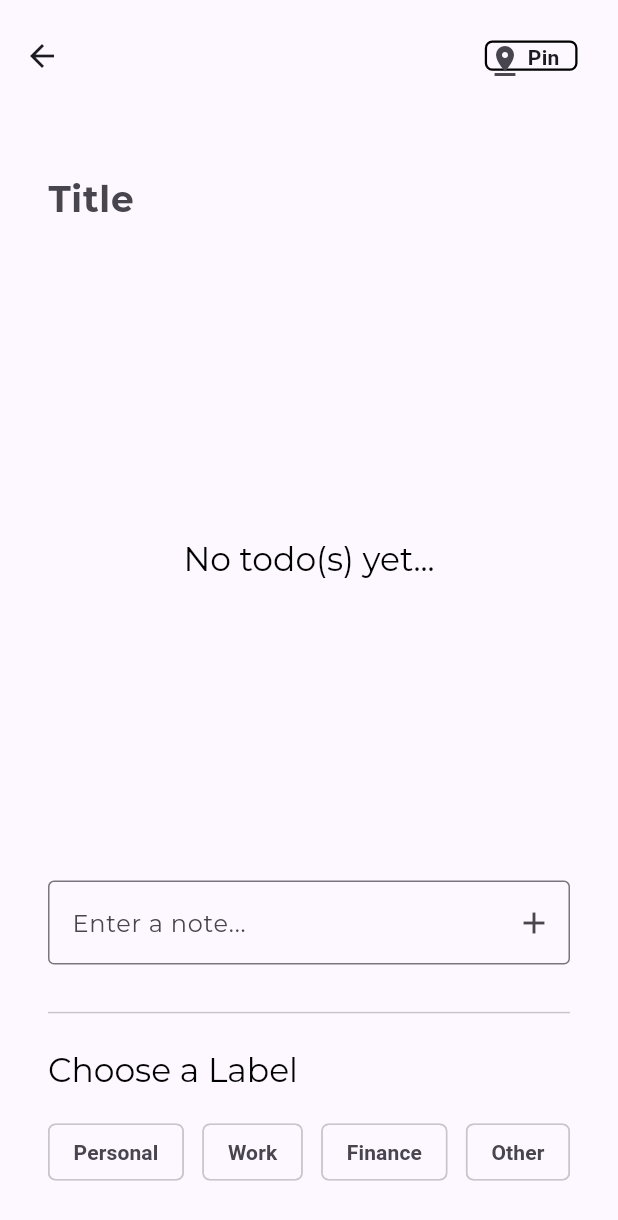
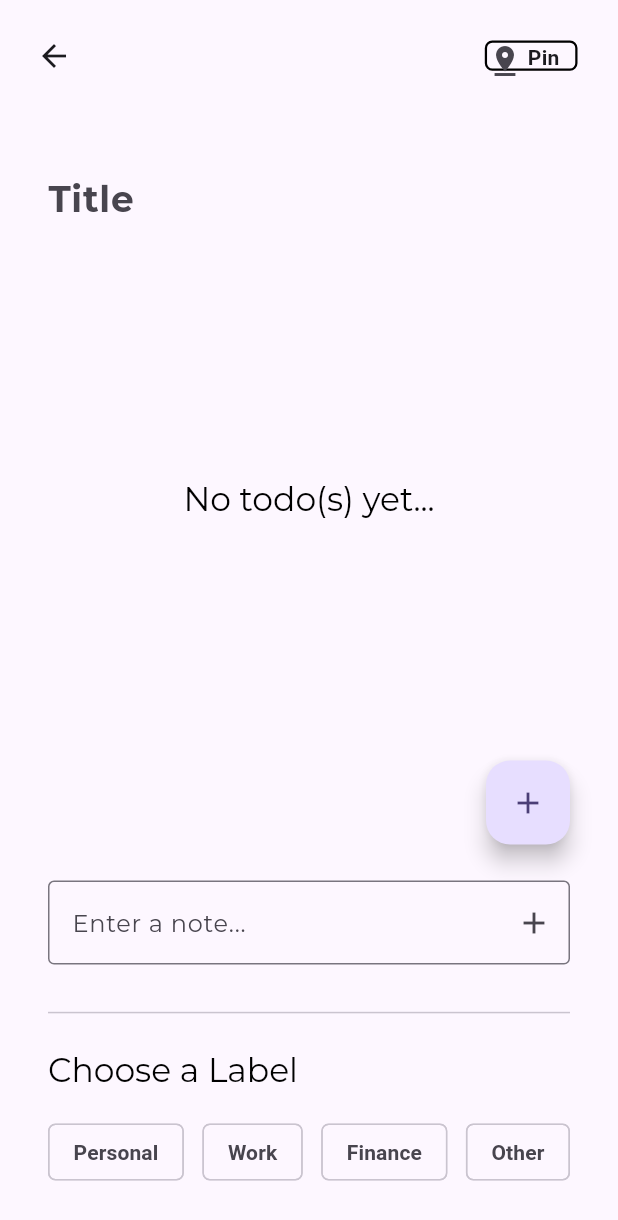
Before and after one commit to SaudMaashi/To-Do-List-App, a Flutter app: the HomeScreen screen opened by its route, after a tap on "New List", on a phone screen of 412 x 824 dp. Shown: the top 1220 px of the screen. Run offline on Flutter 3.47's test engine with Material 3 defaults, Android fonts, the phone set to English and light mode, and no system bars; our stand-ins replace custom_sliding_segmented_control, google_fonts, shared_preferences; accounts and stored records are empty.

Commit message:
Completing the UI

```diff
--- a/lib/models/list.dart
+++ /dev/null
@@ -1,9 +0,0 @@
-import 'package:to_do_list_app/models/todo.dart';
-
-class List {
-  ToDo note;
-
-  List({
-    required this.note,
-  });
-}
--- a/lib/screens/add_list_screen.dart
+++ b/lib/screens/add_list_screen.dart
@@ -1,5 +1,7 @@
-import 'package:flutter/material.dart';
-import 'package:to_do_list_app/models/todo.dart';
+import "dart:io";
+import "package:flutter/material.dart";
+import "package:shared_preferences/shared_preferences.dart";
+import "package:to_do_list_app/models/todo.dart";
 
 class AddListScreen extends StatefulWidget {
   const AddListScreen({super.key});
@@ -10,19 +12,10 @@ class AddListScreen extends StatefulWidget {
 
 class _AddListScreenState extends State<AddListScreen> {
   var _isPinned = false;
-  final _labels = [
-    "Personal",
-    "Work",
-    "Finance",
-    "Other",
-  ];
-
+  final _labels = ["Personal", "Work", "Finance", "Other"];
   final TextEditingController _textEditingController = TextEditingController();
-
-  final List<ToDo> _tasksList = [];
-
+  final List<ToDo> _tasks = [];
   var _selectedLabel = "";
-
   var _textValue = "";
 
   @override
@@ -30,6 +23,17 @@ class _AddListScreenState extends State<AddListScreen> {
     final screenSize = MediaQuery.of(context).size;
     return Scaffold(
       appBar: AppBar(
+        leading: Padding(
+          padding: const EdgeInsets.only(left: 16),
+          child: IconButton(
+            icon: Platform.isIOS
+                ? const Icon(Icons.arrow_back_ios)
+                : const Icon(Icons.arrow_back),
+            onPressed: () {
+              Navigator.pop(context);
+            },
+          ),
+        ),
         toolbarHeight: screenSize.height * 0.09,
         elevation: 0,
         backgroundColor: Colors.transparent,
@@ -89,7 +93,7 @@ class _AddListScreenState extends State<AddListScreen> {
                       fontWeight: FontWeight.bold,
                     ),
                   ),
-                  _tasksList.isEmpty
+                  _tasks.isEmpty
                       ? Expanded(
                           child: Center(
                             child: Text(
@@ -100,9 +104,9 @@ class _AddListScreenState extends State<AddListScreen> {
                         )
                       : Expanded(
                           child: ListView.builder(
-                            itemCount: _tasksList.length,
+                            itemCount: _tasks.length,
                             itemBuilder: (context, index) {
-                              final task = _tasksList[index];
+                              final task = _tasks[index];
                               return ListTile(
                                 leading: Checkbox.adaptive(
                                   value: task.isDone,
@@ -118,7 +122,6 @@ class _AddListScreenState extends State<AddListScreen> {
                                   initialValue: task.text,
                                   onChanged: (value) {
                                     task.text = value;
-                                    _textValue = value;
                                   },
                                   style: TextStyle(
                                     decoration: task.isDone
@@ -136,7 +139,7 @@ class _AddListScreenState extends State<AddListScreen> {
                                     IconButton(
                                       onPressed: () {
                                         setState(() {
-                                          _tasksList.removeAt(index);
+                                          _tasks.removeAt(index);
                                         });
                                       },
                                       icon: const Icon(Icons.close,
@@ -148,6 +151,21 @@ class _AddListScreenState extends State<AddListScreen> {
                             },
                           ),
                         ),
+                  Row(
+                    mainAxisAlignment: MainAxisAlignment.end,
+                    children: [
+                      FloatingActionButton(
+                        onPressed: () async {
+                          if (_tasks.isNotEmpty) {
+                            _tasks.clear();
+                            Navigator.pop(context);
+                          }
+                        },
+                        child: const Icon(Icons.add),
+                      ),
+                    ],
+                  ),
+                  const SizedBox(height: 24),
                   TextField(
                     controller: _textEditingController,
                     onChanged: (value) {
@@ -159,17 +177,13 @@ class _AddListScreenState extends State<AddListScreen> {
                       suffixIcon: IconButton(
                         onPressed: () {
                           if (_textValue.isNotEmpty) {
-                            if (_textValue.isNotEmpty) {
                             setState(() {
-                                if (_textValue.isNotEmpty) {
-                                  _tasksList.add(ToDo(
+                              _tasks.add(ToDo(
                                 text: _textValue,
                               ));
-                                }
                               _textEditingController.clear();
                               _textValue = "";
                             });
-                            }
                           }
                         },
                         icon: const Icon(Icons.add),
--- a/lib/screens/home_screen.dart
+++ b/lib/screens/home_screen.dart
@@ -11,6 +11,9 @@ class HomeScreen extends StatefulWidget {
 }
 
 class _HomeScreenState extends State<HomeScreen> {
+  final PageController _pageController = PageController();
+  int _currentPage = 0;
+
   @override
   Widget build(BuildContext context) {
     final screenSize = MediaQuery.of(context).size;
@@ -33,7 +36,7 @@ class _HomeScreenState extends State<HomeScreen> {
                 containerBorderWidth: 1,
               ),
               SizedBox(width: screenSize.width * 0.05),
-              Text("Dooit", style: Theme.of(context).textTheme.titleLarge),
+              Text("YouCan", style: Theme.of(context).textTheme.titleLarge),
             ],
           ),
         ),
@@ -47,13 +50,93 @@ class _HomeScreenState extends State<HomeScreen> {
           ),
         ],
       ),
-      body: Padding(
+      body: PageView(
+        physics: const NeverScrollableScrollPhysics(),
+        controller: _pageController,
+        children: [
+          HomeScreenPage(
+            body: Column(
+              children: [
+                Image.asset("assets/images/picture1.png"),
+                SizedBox(height: screenSize.height * 0.14),
+                Text(
+                  "Create your first to-do list...",
+                  style: Theme.of(context).textTheme.titleLarge,
+                ),
+                SizedBox(height: screenSize.height * 0.04),
+                AppButton(
+                  padding: const EdgeInsets.all(10),
+                  size: Size(screenSize.width * 0.34, screenSize.height * 0.05),
+                  borderRadius: 10,
+                  nextScreenName: "/add_note",
+                  text: "New List",
+                  textSize: 17.5,
+                ),
+              ],
+            ),
+            screenSize: screenSize,
+            currentPage: _currentPage,
+            onSegmentChanged: (index) {
+              setState(() {
+                _currentPage = index;
+              });
+              _pageController.jumpToPage(index);
+            },
+          ),
+          HomeScreenPage(
+            body: Expanded(
+              child: ListView.builder(
+                itemCount: 5,
+                itemBuilder: (context, index) {
+                  return const Card(
+                    child: Text(
+                      "Hello World",
+                      textAlign: TextAlign.center,
+                      style: TextStyle(color: Colors.black),
+                    ),
+                  );
+                },
+              ),
+            ),
+            screenSize: screenSize,
+            currentPage: _currentPage,
+            onSegmentChanged: (index) {
+              setState(() {
+                _currentPage = index;
+              });
+              _pageController.jumpToPage(index);
+            },
+          ),
+        ],
+      ),
+    );
+  }
+}
+
+class HomeScreenPage extends StatelessWidget {
+  const HomeScreenPage({
+    super.key,
+    required this.screenSize,
+    required this.currentPage,
+    required this.onSegmentChanged,
+    required this.body,
+  });
+
+  final Size screenSize;
+  final int currentPage;
+  final Function(int) onSegmentChanged;
+  final Widget body;
+
+  @override
+  Widget build(BuildContext context) {
+    return Padding(
       padding: const EdgeInsets.all(32),
       child: Center(
         child: Column(
           children: [
             CustomSlidingSegmentedControl(
-                initialValue: 1,
+              initialValue: currentPage == 0 ? 1 : 2,
+              fixedWidth: 125,
               children: const {
                 1: Text(
                   "All List",
@@ -69,35 +152,14 @@ class _HomeScreenState extends State<HomeScreen> {
                 borderRadius: BorderRadius.circular(6),
               ),
               duration: const Duration(milliseconds: 200),
-                curve: Curves.easeInToLinear,
-                onValueChanged: (value) {},
+              curve: Curves.linear,
+              onValueChanged: (value) {
+                onSegmentChanged(value == 1 ? 0 : 1);
+              },
             ),
             SizedBox(height: screenSize.height * 0.2),
-              Column(
-                children: [
-                  Image.asset("assets/images/picture1.png"),
-                  SizedBox(height: screenSize.height * 0.1),
-                  const Text(
-                    "Create your first to-do list...",
-                    style: TextStyle(
-                      fontSize: 20,
-                      fontWeight: FontWeight.bold,
-                    ),
-                  ),
-                  SizedBox(height: screenSize.height * 0.04),
-                  AppButton(
-                    padding: const EdgeInsets.all(10),
-                    size:
-                        Size(screenSize.width * 0.34, screenSize.height * 0.05),
-                    borderRadius: 10,
-                    nextScreenName: "/add_note",
-                    text: "New List",
-                    textSize: 17.5,
-                  ),
+            body
           ],
-              ),
-            ],
-          ),
         ),
       ),
     );
--- a/lib/screens/landing_screen.dart
+++ b/lib/screens/landing_screen.dart
@@ -28,7 +28,7 @@ class LandingScreen extends StatelessWidget {
                   SizedBox(
                     height: screenSize.height * 0.05,
                   ),
-                  Text("Dooit",
+                  Text("YouCan",
                       style: Theme.of(context).textTheme.displaySmall),
                   SizedBox(height: screenSize.height * 0.02),
                   Text("Write what you need\nto do. Everyday.",
--- a/pubspec.yaml
+++ b/pubspec.yaml
@@ -36,6 +36,7 @@ dependencies:
   # Use with the CupertinoIcons class for iOS style icons.
   cupertino_icons: ^1.0.8
   custom_sliding_segmented_control: ^1.8.4
+  shared_preferences: ^2.3.4
 
 dev_dependencies:
   flutter_test:
```
Also changed, not shown: pubspec.lock, 2 other files. Lines whose indentation alone changed are shown as unchanged.
